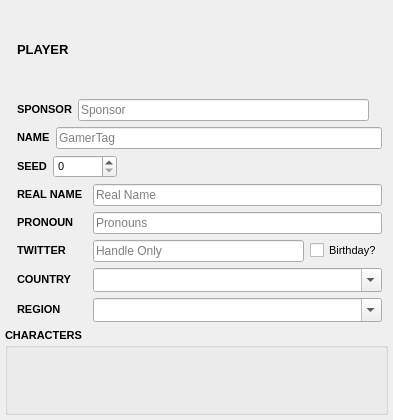
The window that src/layout/AutonaScoreboardPlayer.ui (yuya-tagu/Autona) describes before a commit, drawn with Qt 5.
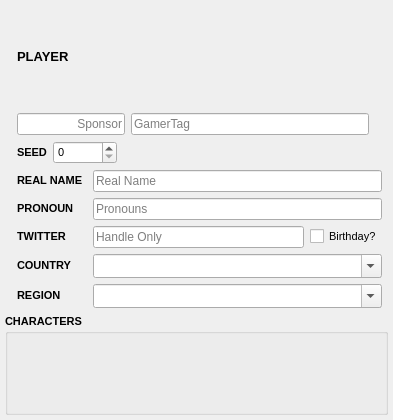
The same window after the commit.

Commit message:
feat: SCOREタブのUIレイアウトを改善
- 「対戦情報」エリアをスコアボードの下部へ移動
- 「Xに投稿する」「ブラウザ版を開く」ボタンを対戦情報エリアの右上から
  スコアボード右上（表示切替ボタンの左）へ移動
- プレイヤーの SPONSOR / NAME ラベルを削除し、スポンサーと
  ハンドルネームの入力欄を横並びに変更
  （PLAYERS タブも同じ AutonaScoreboardPlayer.ui を共有するため同時に反映）

What changed in the file:
```diff
--- a/src/layout/AutonaScoreboardPlayer.ui
+++ b/src/layout/AutonaScoreboardPlayer.ui
@@ -71,43 +71,44 @@
    </item>
    <item row="1" column="2">
     <layout class="QHBoxLayout" name="teamRow">
-     <item>
-      <widget class="QLabel" name="teamLabel">
-       <property name="sizePolicy">
-        <sizepolicy hsizetype="Fixed" vsizetype="Fixed">
-         <horstretch>0</horstretch>
-         <verstretch>0</verstretch>
-        </sizepolicy>
-       </property>
-       <property name="maximumSize">
-        <size>
-         <width>70</width>
-         <height>16777215</height>
-        </size>
-       </property>
-       <property name="font">
-        <font>
-         <pointsize>8</pointsize>
-         <bold>true</bold>
-        </font>
-       </property>
-       <property name="text">
-        <string>SPONSOR</string>
-       </property>
-      </widget>
-     </item>
+     <!-- SPONSOR / NAME labels removed; the sponsor (team) and gamerTag
+          (name) fields now share a single row, mirroring the TEAM board's
+          AutonaTeamPlayer.ui. Sponsor is right-aligned + content-sized so
+          it hugs the gamerTag: "[Sponsor] GamerTag". seedDisplay stays at
+          the row's trailing edge. -->
      <item>
       <widget class="QLineEdit" name="team">
+       <property name="sizePolicy">
+        <sizepolicy hsizetype="Maximum" vsizetype="Fixed">
+         <horstretch>0</horstretch>
+         <verstretch>0</verstretch>
+        </sizepolicy>
+       </property>
        <property name="font">
         <font>
          <pointsize>9</pointsize>
         </font>
        </property>
+       <property name="alignment">
+        <set>Qt::AlignRight|Qt::AlignTrailing|Qt::AlignVCenter</set>
+       </property>
        <property name="placeholderText">
         <string>Sponsor</string>
        </property>
       </widget>
      </item>
+     <item>
+      <widget class="QLineEdit" name="name">
+       <property name="font">
+        <font>
+         <pointsize>9</pointsize>
+        </font>
+       </property>
+       <property name="placeholderText">
+        <string>GamerTag</string>
+       </property>
+      </widget>
+     </item>
      <item>
       <widget class="QLabel" name="seedDisplay">
        <property name="sizePolicy">
@@ -135,47 +136,6 @@
      </item>
     </layout>
    </item>
-   <item row="2" column="2">
-    <layout class="QHBoxLayout" name="nameRow">
-     <item>
-      <widget class="QLabel" name="nameLabel">
-       <property name="sizePolicy">
-        <sizepolicy hsizetype="Fixed" vsizetype="Fixed">
-         <horstretch>0</horstretch>
-         <verstretch>0</verstretch>
-        </sizepolicy>
-       </property>
-       <property name="maximumSize">
-        <size>
-         <width>70</width>
-         <height>16777215</height>
-        </size>
-       </property>
-       <property name="font">
-        <font>
-         <pointsize>8</pointsize>
-         <bold>true</bold>
-        </font>
-       </property>
-       <property name="text">
-        <string>NAME</string>
-       </property>
-      </widget>
-     </item>
-     <item>
-      <widget class="QLineEdit" name="name">
-       <property name="font">
-        <font>
-         <pointsize>9</pointsize>
-        </font>
-       </property>
-       <property name="placeholderText">
-        <string>GamerTag</string>
-       </property>
-      </widget>
-     </item>
-    </layout>
-   </item>
    <item row="3" column="2">
     <layout class="QHBoxLayout" name="horizontalLayout">
      <item>
```
The commit also changes 1 other file.
